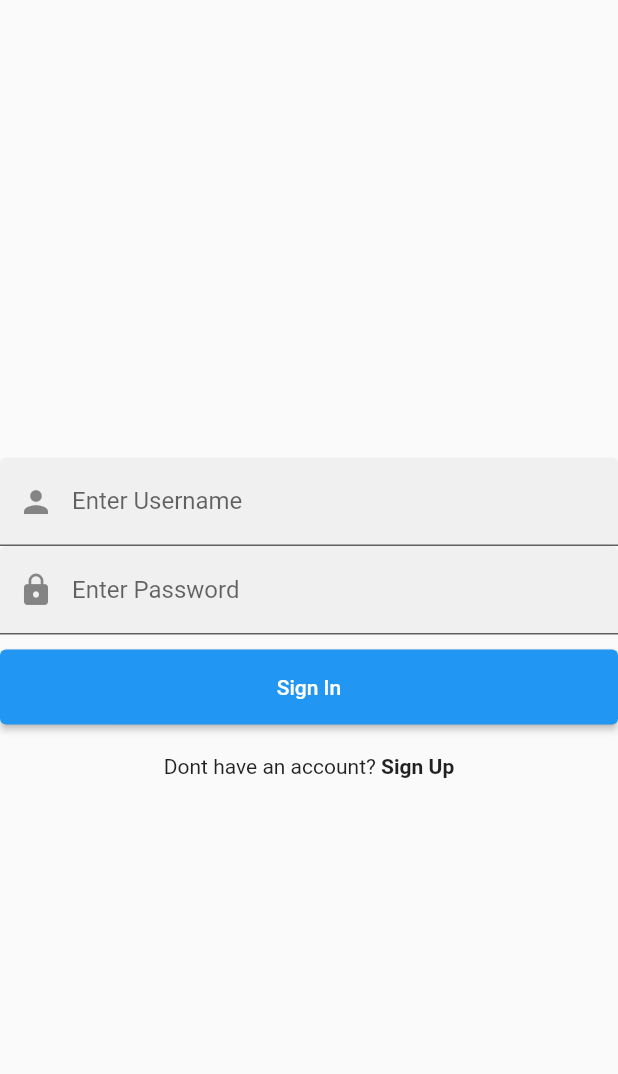
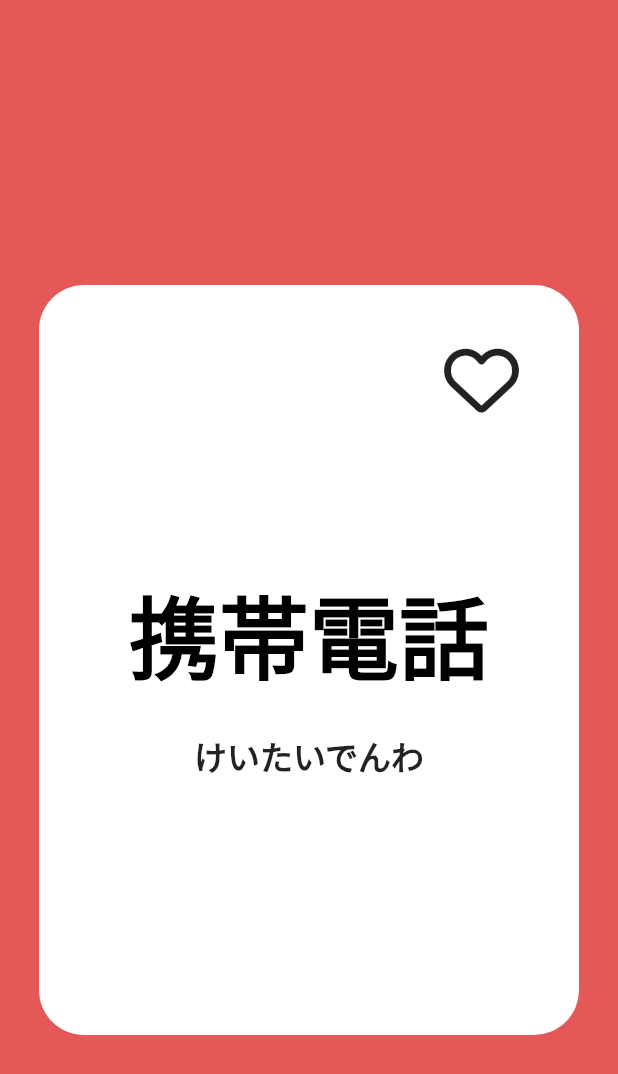
Before and after one commit to ricardo-gonzalez-villegas/flashcards-app, a Flutter app: the screen it shows after launch, on a phone screen of 412 x 824 dp. Shown: the top 1074 px of the screen. Run offline on Flutter 3.47's test engine with Material 2 defaults, Android fonts, the phone set to English and light mode, and no system bars; our stand-ins replace cloud_firestore, firebase_auth, firebase_core, font_awesome_flutter; accounts and stored records are empty.

Commit message:
Created initial flashcard front design

```diff
--- a/lib/main.dart
+++ b/lib/main.dart
@@ -1,6 +1,7 @@
 import 'package:firebase_core/firebase_core.dart';
 import 'package:flashcards_app/firebase_options.dart';
 import 'package:flashcards_app/screens/signin_screen.dart';
+import 'package:flashcards_app/widgets/flashcard.dart';
 import 'package:flutter/material.dart';
 
 Future<void> main() async {
@@ -13,13 +14,27 @@ class MyApp extends StatelessWidget {
   const MyApp({Key? key}) : super(key: key);
 
   @override
+  // Widget build(BuildContext context) {
+  //   return MaterialApp(
+  //     title: 'Flashcard App',
+  //     theme: ThemeData(
+  //       primarySwatch: Colors.blue,
+  //     ),
+  //     home: Flashcard(),
+  //   );
+  // }
+
+  @override
   Widget build(BuildContext context) {
     return MaterialApp(
-      title: 'Flashcard App',
-      theme: ThemeData(
-        primarySwatch: Colors.blue,
+      home: Scaffold(
+        backgroundColor: const Color.fromARGB(255, 228, 88, 88),
+        appBar: AppBar(
+          backgroundColor: Colors.transparent,
+          shadowColor: Colors.transparent,
+        ),
+        body: const Flashcard(),
       ),
-      home: const SignInScreen(),
     );
   }
 }
--- /dev/null
+++ b/lib/widgets/flashcard.dart
@@ -0,0 +1,138 @@
+import 'dart:math';
+import 'package:flutter/material.dart';
+import 'package:font_awesome_flutter/font_awesome_flutter.dart';
+
+class Flashcard extends StatefulWidget {
+  const Flashcard({Key? key}) : super(key: key);
+
+  @override
+  State<Flashcard> createState() => _FlashcardState();
+}
+
+class _FlashcardState extends State<Flashcard> {
+  @override
+  Widget build(BuildContext context) {
+    return const Flip();
+  }
+}
+
+class Flip extends StatefulWidget {
+  const Flip({Key? key}) : super(key: key);
+
+  @override
+  State<Flip> createState() => _FlipState();
+}
+
+class _FlipState extends State<Flip> with SingleTickerProviderStateMixin {
+  double value = 0.0;
+  late final AnimationController _animationController;
+  late Animation rotation;
+
+  @override
+  void initState() {
+    _animationController = AnimationController(
+        vsync: this, duration: const Duration(milliseconds: 600));
+
+    rotation = Tween<double>(begin: 0.0, end: 1.0).animate(CurvedAnimation(
+        parent: _animationController, curve: Curves.easeInOutQuart));
+
+    _animationController.addListener(() {
+      setState(() {
+        value = _animationController.value;
+      });
+    });
+
+    super.initState();
+  }
+
+  void flipCard() {
+    if (_animationController.isCompleted ||
+        _animationController.status == AnimationStatus.forward) {
+      _animationController.reverse();
+    } else {
+      _animationController.forward();
+    }
+  }
+
+  @override
+  Widget build(BuildContext context) {
+    return SizedBox(
+      height: double.infinity,
+      width: double.infinity,
+      child: GestureDetector(
+        onTap: () => flipCard(),
+        child: Column(mainAxisAlignment: MainAxisAlignment.center, children: [
+          if (rotation.value < 0.5) ...[
+            Transform(
+                transform: Matrix4.rotationY(pi * rotation.value),
+                alignment: FractionalOffset.center,
+                child: cardFront("携帯電話")),
+          ] else ...[
+            Transform(
+                transform: Matrix4.rotationY(pi * (1 - rotation.value)),
+                alignment: FractionalOffset.center,
+                child: cardBack())
+          ],
+        ]),
+      ),
+    );
+  }
+}
+
+Container cardFront(String word) {
+  return Container(
+    decoration: BoxDecoration(
+        borderRadius: BorderRadius.circular(30.0), color: Colors.white),
+    width: 360,
+    height: 500,
+    child: Column(
+      children: [
+        Container(
+          margin: const EdgeInsets.fromLTRB(0, 30, 0, 0),
+          width: 260,
+          alignment: Alignment.centerRight,
+          child: IconButton(
+              onPressed: () => print("heart pressed"),
+              icon: const FaIcon(
+                FontAwesomeIcons.heart,
+                size: 50,
+              )),
+        ),
+        Container(
+          margin: const EdgeInsets.fromLTRB(0, 110, 0, 0),
+          child: Text(
+            word,
+            style: TextStyle(
+              fontSize: word.length > 4 ? 50 : 60,
+              fontWeight: FontWeight.bold,
+              color: Colors.black,
+            ),
+          ),
+        ),
+        Container(
+          margin: const EdgeInsets.fromLTRB(0, 20, 0, 0),
+          child: const Text(
+            "けいたいでんわ",
+            style: TextStyle(fontSize: 22, fontWeight: FontWeight.bold),
+          ),
+        ),
+      ],
+    ),
+  );
+}
+
+Container cardBack() {
+  return Container(
+    decoration: BoxDecoration(
+        borderRadius: BorderRadius.circular(30.0), color: Colors.white),
+    width: 320,
+    height: 460,
+    child: Column(children: const [
+      Text(
+        "English",
+        style: TextStyle(color: Colors.black),
+      ),
+      Text("Spanish"),
+    ]),
+  );
+}
--- a/pubspec.yaml
+++ b/pubspec.yaml
@@ -37,6 +37,7 @@ dependencies:
   firebase_auth: ^3.3.20
   cloud_firestore: ^3.1.18
   uuid: ^3.0.6
+  font_awesome_flutter: ^10.1.0
 
 dev_dependencies:
   flutter_test:
```
Also changed, not shown: pubspec.lock.
